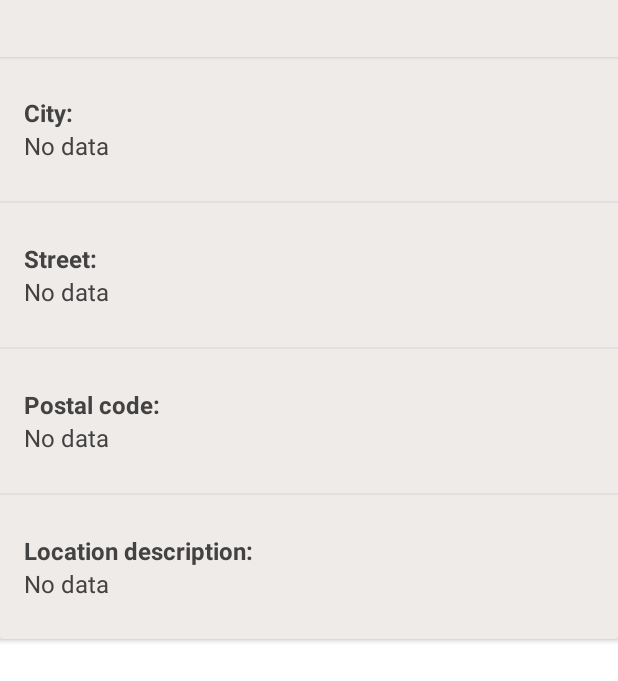
After one commit to CodeFactoryPDabrowski/near-inpost, an Android app: the fragment MachineDetailsFragment shown on its own in the app's theme, on a phone screen of 412 x 824 dp. The commit adds this screen. Shown: the top 681 px of the screen. Run offline under Robolectric (Android 15) with nearby library versions, the phone set to English and light mode, and no system bars; 1 statement that could not run was skipped.

Commit message:
Add details fragment structure to MachineDetailsActivity.

```diff
--- a/app/src/main/java/com/codefactory/przemyslawdabrowski/nearinpost/view/machine_details/MachineDetailsActivity.kt
+++ b/app/src/main/java/com/codefactory/przemyslawdabrowski/nearinpost/view/machine_details/MachineDetailsActivity.kt
@@ -56,6 +56,10 @@ class MachineDetailsActivity : BaseActivity(), OnMapReadyCallback {
         } else {
             machineUi = machine
         }
+        if (savedInstanceState == null) {
+            replaceFragment(R.id.machineDetailsContainer
+                    , MachineDetailsFragment(), MachineDetailsFragment.TAG).commit()
+        }
         initViews()
         initMap()
     }
--- /dev/null
+++ b/app/src/main/java/com/codefactory/przemyslawdabrowski/nearinpost/view/machine_details/MachineDetailsFragment.kt
@@ -0,0 +1,24 @@
+package com.codefactory.przemyslawdabrowski.nearinpost.view.machine_details
+
+import android.os.Bundle
+import android.view.LayoutInflater
+import android.view.View
+import android.view.ViewGroup
+import com.codefactory.przemyslawdabrowski.nearinpost.R
+import com.codefactory.przemyslawdabrowski.nearinpost.view.base.BaseFragment
+
+class MachineDetailsFragment : BaseFragment() {
+
+    companion object {
+        /**
+         * Tag for transactions.
+         */
+        val TAG = MachineDetailsFragment::class.java.canonicalName
+    }
+
+    override fun onCreateView(inflater: LayoutInflater?, container: ViewGroup?, savedInstanceState: Bundle?): View? {
+        var view = inflater?.inflate(R.layout.machine_details_fragment, container, false)
+
+        return view
+    }
+}
--- a/app/src/main/res/layout/machine_details_activity.xml
+++ b/app/src/main/res/layout/machine_details_activity.xml
@@ -4,25 +4,27 @@
     android:id="@+id/machineDetailsSlideLayout"
     android:layout_width="match_parent"
     android:layout_height="match_parent"
-    app:dragDismissDistance="@dimen/machine_details_drag_distance">
+    app:dragDismissDistance="@dimen/machine_details_drag_distance"
+    app:scrollingChild="@+id/machineDetailsScrollChild">
     <!--Child layout-->
-    <FrameLayout
-        android:layout_width="match_parent"
-        android:layout_height="match_parent"
-        android:background="@color/colorWhite">
-
     <LinearLayout
         android:layout_width="match_parent"
         android:layout_height="match_parent"
+        android:background="@color/colorWhite"
         android:orientation="vertical">
+        <!--Toolbar-->
+        <include layout="@layout/machine_details_toolbar" />
         <!--Map fragment-->
         <fragment
             android:id="@+id/machineDetailsLocation"
             android:name="com.google.android.gms.maps.SupportMapFragment"
             android:layout_width="match_parent"
             android:layout_height="@dimen/machine_details_map_height" />
+
+        <FrameLayout
+            android:id="@+id/machineDetailsContainer"
+            android:layout_width="match_parent"
+            android:layout_height="match_parent" />
     </LinearLayout>
-        <!--Toolbar-->
-        <include layout="@layout/machine_details_toolbar" />
-    </FrameLayout>
+
 </com.codefactory.przemyslawdabrowski.nearinpost.view.custom.bottom_slide_layout.BottomSlideLayout>
--- /dev/null
+++ b/app/src/main/res/layout/machine_details_fragment.xml
@@ -0,0 +1,158 @@
+<?xml version="1.0" encoding="utf-8"?>
+<LinearLayout xmlns:android="http://schemas.android.com/apk/res/android"
+    xmlns:app="http://schemas.android.com/apk/res-auto"
+    android:layout_width="match_parent"
+    android:layout_height="match_parent"
+    android:orientation="vertical">
+    <!--TODO: Simplify layout, move attributes to styles.-->
+    <android.support.v7.widget.CardView
+        android:layout_width="match_parent"
+        android:layout_height="wrap_content"
+        app:cardBackgroundColor="@color/colorSearchResultCard">
+        <!--Distance from search postal card text-->
+        <TextView
+            android:id="@+id/machineDetailsDistanceText"
+            android:layout_width="match_parent"
+            android:layout_height="wrap_content"
+            android:padding="@dimen/common_half_margin"
+            android:paddingEnd="@dimen/common_default_margin"
+            android:paddingStart="@dimen/common_default_margin"
+            android:textColor="@color/colorAccent"
+            android:textSize="@dimen/common_standard_text_size" />
+    </android.support.v7.widget.CardView>
+
+    <!--Scrollview contains card with InPost machine details-->
+    <ScrollView
+        android:id="@+id/machineDetailsScrollChild"
+        android:layout_width="match_parent"
+        android:layout_height="match_parent"
+        android:orientation="vertical">
+
+        <android.support.v7.widget.CardView
+            android:layout_width="match_parent"
+            android:layout_height="wrap_content"
+            app:cardBackgroundColor="@color/colorSearchResultCard">
+
+            <LinearLayout
+                android:layout_width="match_parent"
+                android:layout_height="wrap_content"
+                android:orientation="vertical">
+
+                <!--City layout-->
+                <LinearLayout
+                    android:layout_width="match_parent"
+                    android:layout_height="@dimen/main_search_item_height"
+                    android:gravity="center_vertical"
+                    android:orientation="vertical"
+                    android:padding="@dimen/common_default_margin">
+
+                    <TextView
+                        android:layout_width="wrap_content"
+                        android:layout_height="wrap_content"
+                        android:text="@string/machine_details_city_title"
+                        android:textColor="@color/colorAccent"
+                        android:textSize="@dimen/common_standard_text_size"
+                        android:textStyle="bold" />
+
+                    <TextView
+                        android:id="@+id/machineDetailsCity"
+                        android:layout_width="wrap_content"
+                        android:layout_height="wrap_content"
+                        android:text="@string/machine_details_empty_field"
+                        android:textColor="@color/colorAccent"
+                        android:textSize="@dimen/common_standard_text_size" />
+                </LinearLayout>
+
+                <View
+                    android:layout_width="match_parent"
+                    android:layout_height="@dimen/common_divider_size"
+                    android:background="@color/colorSearchDivider" />
+                <!--Street layout-->
+                <LinearLayout
+                    android:layout_width="match_parent"
+                    android:layout_height="@dimen/main_search_item_height"
+                    android:gravity="center_vertical"
+                    android:orientation="vertical"
+                    android:padding="@dimen/common_default_margin">
+
+                    <TextView
+                        android:layout_width="wrap_content"
+                        android:layout_height="wrap_content"
+                        android:text="@string/machine_details_street_title"
+                        android:textColor="@color/colorAccent"
+                        android:textSize="@dimen/common_standard_text_size"
+                        android:textStyle="bold" />
+
+                    <TextView
+                        android:id="@+id/machineDetailsStreet"
+                        android:layout_width="wrap_content"
+                        android:layout_height="wrap_content"
+                        android:text="@string/machine_details_empty_field"
+                        android:textColor="@color/colorAccent"
+                        android:textSize="@dimen/common_standard_text_size" />
+                </LinearLayout>
+
+                <View
+                    android:layout_width="match_parent"
+                    android:layout_height="@dimen/common_divider_size"
+                    android:background="@color/colorSearchDivider" />
+
+                <!--Postal code layout-->
+                <LinearLayout
+                    android:layout_width="match_parent"
+                    android:layout_height="@dimen/main_search_item_height"
+                    android:gravity="center_vertical"
+                    android:orientation="vertical"
+                    android:padding="@dimen/common_default_margin">
+
+                    <TextView
+                        android:layout_width="wrap_content"
+                        android:layout_height="wrap_content"
+                        android:text="@string/machine_details_postal_code_title"
+                        android:textColor="@color/colorAccent"
+                        android:textSize="@dimen/common_standard_text_size"
+                        android:textStyle="bold" />
+
+                    <TextView
+                        android:id="@+id/machineDetailsPostalCode"
+                        android:layout_width="wrap_content"
+                        android:layout_height="wrap_content"
+                        android:text="@string/machine_details_empty_field"
+                        android:textColor="@color/colorAccent"
+                        android:textSize="@dimen/common_standard_text_size" />
+                </LinearLayout>
+
+                <View
+                    android:layout_width="match_parent"
+                    android:layout_height="@dimen/common_divider_size"
+                    android:background="@color/colorSearchDivider" />
+
+                <!--Place description-->
+                <LinearLayout
+                    android:layout_width="match_parent"
+                    android:layout_height="@dimen/main_search_item_height"
+                    android:gravity="center_vertical"
+                    android:orientation="vertical"
+                    android:padding="@dimen/common_default_margin">
+
+                    <TextView
+                        android:layout_width="wrap_content"
+                        android:layout_height="wrap_content"
+                        android:text="@string/machine_details_location_desc_title"
+                        android:textColor="@color/colorAccent"
+                        android:textSize="@dimen/common_standard_text_size"
+                        android:textStyle="bold" />
+
+                    <TextView
+                        android:id="@+id/machineDetailsLocationDesc"
+                        android:layout_width="wrap_content"
+                        android:layout_height="wrap_content"
+                        android:text="@string/machine_details_empty_field"
+                        android:textColor="@color/colorAccent"
+                        android:textSize="@dimen/common_standard_text_size" />
+                </LinearLayout>
+            </LinearLayout>
+        </android.support.v7.widget.CardView>
+    </ScrollView>
+
+</LinearLayout>
--- a/app/src/main/res/layout/machine_details_toolbar.xml
+++ b/app/src/main/res/layout/machine_details_toolbar.xml
@@ -28,6 +28,7 @@
         android:layout_centerInParent="true"
         android:gravity="center_vertical"
         android:minHeight="?attr/actionBarSize"
+        android:textColor="@color/colorAccent"
         android:textSize="@dimen/common_big_text_size"
         android:textStyle="bold" />
 </RelativeLayout>
--- a/app/src/main/res/values/colors.xml
+++ b/app/src/main/res/values/colors.xml
@@ -9,5 +9,5 @@
     <color name="colorSecondaryText">#727272</color>
     <color name="colorScrim">#99323232</color>
     <color name="colorDisabledDark">#43000000</color>
-    <color name="colorMachineDetailsToolbar">#B3FFD600</color>
+    <color name="colorMachineDetailsToolbar">#FFD600</color>
 </resources>
--- a/app/src/main/res/values/strings.xml
+++ b/app/src/main/res/values/strings.xml
@@ -1,4 +1,9 @@
 <resources>
     <string name="app_name">NearInPost</string>
     <string name="main_nearest_in_post">Where is nearest InPost?</string>
+    <string name="machine_details_city_title">City:</string>
+    <string name="machine_details_street_title">Street:</string>
+    <string name="machine_details_postal_code_title">Postal code:</string>
+    <string name="machine_details_location_desc_title">Location description:</string>
+    <string name="machine_details_empty_field">No data</string>
 </resources>
```
Also changed, not shown: 1 other file. Lines whose indentation alone changed are shown as unchanged.
